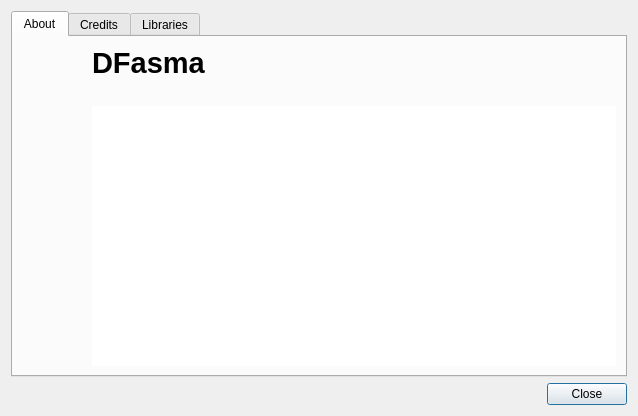
Above: src/aboutbox.ui from gillesdegottex/dfasma before the change. Below: the same form after it.
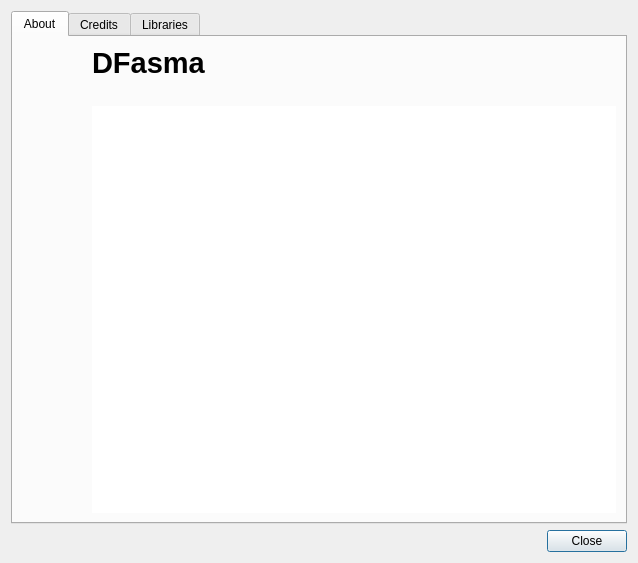
That is the form after the change. Icons and pictures are not drawn.

What changed in the file:
```diff
--- a/src/aboutbox.ui
+++ b/src/aboutbox.ui
@@ -7,7 +7,7 @@
     <x>0</x>
     <y>0</y>
     <width>638</width>
-    <height>416</height>
+    <height>563</height>
    </rect>
   </property>
   <property name="windowTitle">
```
